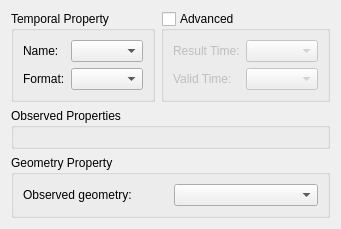
The window that src/terralib/qt/widgets/st/ui/ObservationPropertiesWidgetForm.ui (claudiobogossian/terralib5) describes before a commit, drawn with Qt 5.
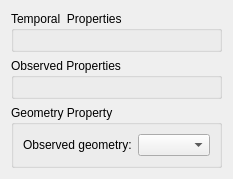
The same window after the commit.

Commit message: Updating the general spatio-temporal properties widget.

Diff of the .ui file:
```diff
--- a/src/terralib/qt/widgets/st/ui/ObservationPropertiesWidgetForm.ui
+++ b/src/terralib/qt/widgets/st/ui/ObservationPropertiesWidgetForm.ui
@@ -6,102 +6,34 @@
    <rect>
     <x>0</x>
     <y>0</y>
-    <width>319</width>
-    <height>215</height>
+    <width>217</width>
+    <height>173</height>
    </rect>
   </property>
   <property name="windowTitle">
    <string>Form</string>
   </property>
-  <layout class="QGridLayout" name="gridLayout_6">
-   <item row="0" column="0">
     <layout class="QGridLayout" name="gridLayout_5">
      <item row="0" column="0">
-      <layout class="QHBoxLayout" name="horizontalLayout_6">
-       <item>
-        <widget class="QGroupBox" name="TempPropertiesGroupBox">
-         <property name="title">
-          <string>Temporal Property</string>
-         </property>
          <layout class="QGridLayout" name="gridLayout">
           <item row="0" column="0">
-           <layout class="QHBoxLayout" name="horizontalLayout">
-            <item>
-             <widget class="QLabel" name="m_nameLabel">
-              <property name="text">
-               <string>Name:</string>
-              </property>
-             </widget>
-            </item>
-            <item>
-             <widget class="QComboBox" name="m_nameComboBox"/>
-            </item>
-           </layout>
-          </item>
-          <item row="1" column="0">
-           <layout class="QHBoxLayout" name="horizontalLayout_2">
-            <item>
-             <widget class="QLabel" name="formatLabel">
-              <property name="text">
-               <string>Format:</string>
-              </property>
-             </widget>
-            </item>
-            <item>
-             <widget class="QComboBox" name="m_formatComboBox"/>
-            </item>
-           </layout>
-          </item>
-         </layout>
-        </widget>
-       </item>
-       <item>
-        <widget class="QGroupBox" name="AdvancedGroupBox">
-         <property name="enabled">
-          <bool>true</bool>
-         </property>
+      <widget class="QGroupBox" name="m_temporalPropertiesGroupBox">
          <property name="title">
-          <string>Advanced</string>
-         </property>
-         <property name="checkable">
-          <bool>true</bool>
-         </property>
-         <property name="checked">
-          <bool>false</bool>
+        <string>Temporal  Properties</string>
          </property>
          <layout class="QGridLayout" name="gridLayout_2">
           <item row="0" column="0">
-           <layout class="QHBoxLayout" name="horizontalLayout_3">
-            <item>
-             <widget class="QLabel" name="m_resultTimeLabel">
-              <property name="text">
-               <string>Result Time:</string>
-              </property>
-             </widget>
-            </item>
-            <item>
-             <widget class="QComboBox" name="m_resultComboBox"/>
-            </item>
-           </layout>
-          </item>
-          <item row="1" column="0">
-           <layout class="QHBoxLayout" name="horizontalLayout_4">
-            <item>
-             <widget class="QLabel" name="m_validTimeLabel">
-              <property name="text">
-               <string>Valid Time:</string>
+         <widget class="QFrame" name="m_temporalPropertiesFrame">
+          <property name="frameShape">
+           <enum>QFrame::StyledPanel</enum>
+          </property>
+          <property name="frameShadow">
+           <enum>QFrame::Raised</enum>
               </property>
              </widget>
             </item>
-            <item>
-             <widget class="QComboBox" name="m_validComboBox"/>
-            </item>
-           </layout>
-          </item>
-         </layout>
-        </widget>
-       </item>
-      </layout>
+       </layout>
+      </widget>
      </item>
      <item row="1" column="0">
       <widget class="QGroupBox" name="ObsPropGroupBox">
```
Lines whose indentation alone changed are shown as unchanged. The commit also changes 17 other files.
